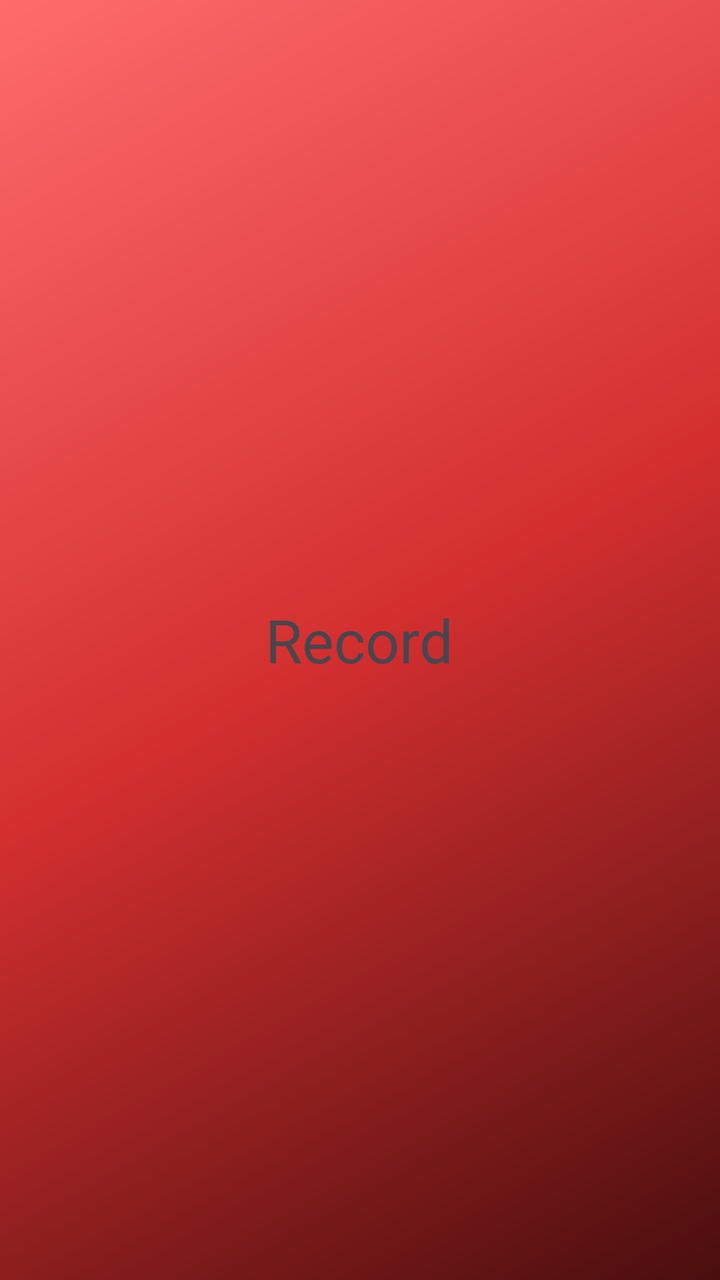
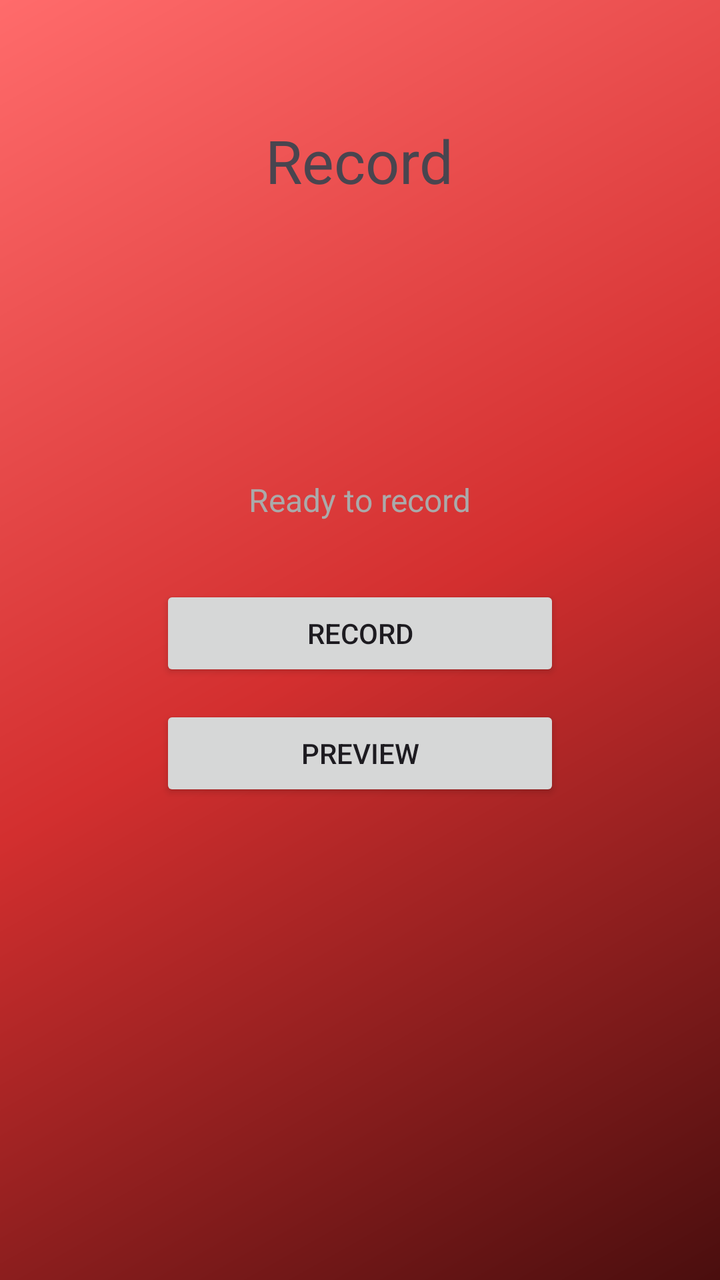

The first picture is an Android layout as it rendered before a commit; the second is the same layout after the commit. The layout source and the unified diff follow.
<!-- AndroidManifest.xml: application theme Theme.Rodi -->
<!-- res/layout/fragment_record.xml -->
<?xml version="1.0" encoding="utf-8"?>
<FrameLayout xmlns:android="http://schemas.android.com/apk/res/android"
    xmlns:tools="http://schemas.android.com/tools"
    android:layout_width="match_parent"
    android:layout_height="match_parent"
    android:background="@drawable/bg_gradient"
    tools:context=".HomeFragment">

    
    <TextView
        android:layout_width="wrap_content"
        android:layout_height="wrap_content"
        android:text="Record"
        android:layout_gravity="center"
        android:textSize="30dp"/>

</FrameLayout>
<!-- resources referenced by this layout -->
<resources>
  <!-- drawable bg_gradient (drawable) -->
  <?xml version="1.0" encoding="utf-8"?>
  <shape xmlns:android="http://schemas.android.com/apk/res/android">
  
      <gradient xmlns:android="http://schemas.android.com/apk/res/android"
          android:type="linear"
          android:angle="135"
          android:startColor="#4A0E0E"
          android:centerColor="#D32F2F"
          android:endColor="#FF6B6B"/>
  
  </shape>
  <style name="Theme.Rodi" parent="Base.Theme.Rodi" />
  <style name="Base.Theme.Rodi" parent="Theme.Material3.DayNight.NoActionBar">
          
          
  
      </style>
</resources>

<!-- the commit's change to res/layout/fragment_record.xml (unified diff, before → after) -->
@@ -4,14 +4,48 @@
     android:layout_width="match_parent"
     android:layout_height="match_parent"
     android:background="@drawable/bg_gradient"
-    tools:context=".HomeFragment">
+    tools:context=".RecordFragment">
 
     
     <TextView
         android:layout_width="wrap_content"
         android:layout_height="wrap_content"
         android:text="Record"
+        android:layout_gravity="top|center_horizontal"
+        android:layout_marginTop="60dp"
+        android:textSize="30sp"/>
+
+    
+    <LinearLayout
+        android:layout_width="wrap_content"
+        android:layout_height="wrap_content"
         android:layout_gravity="center"
-        android:textSize="30dp"/>
+        android:orientation="vertical"
+        android:gravity="center"
+        android:padding="24dp">
+
+        <TextView
+            android:id="@+id/tv_record_status"
+            android:layout_width="wrap_content"
+            android:layout_height="wrap_content"
+            android:text="Ready to record"
+            android:textSize="16sp"
+            android:textColor="@android:color/darker_gray"
+            android:layout_marginBottom="32dp"/>
+
+        <Button
+            android:id="@+id/btn_record"
+            android:layout_width="200dp"
+            android:layout_height="wrap_content"
+            android:text="Record"/>
+
+        <Button
+            android:id="@+id/btn_preview"
+            android:layout_width="200dp"
+            android:layout_height="wrap_content"
+            android:layout_marginTop="12dp"
+            android:text="Preview" />
+
+    </LinearLayout>
 
 </FrameLayout>
